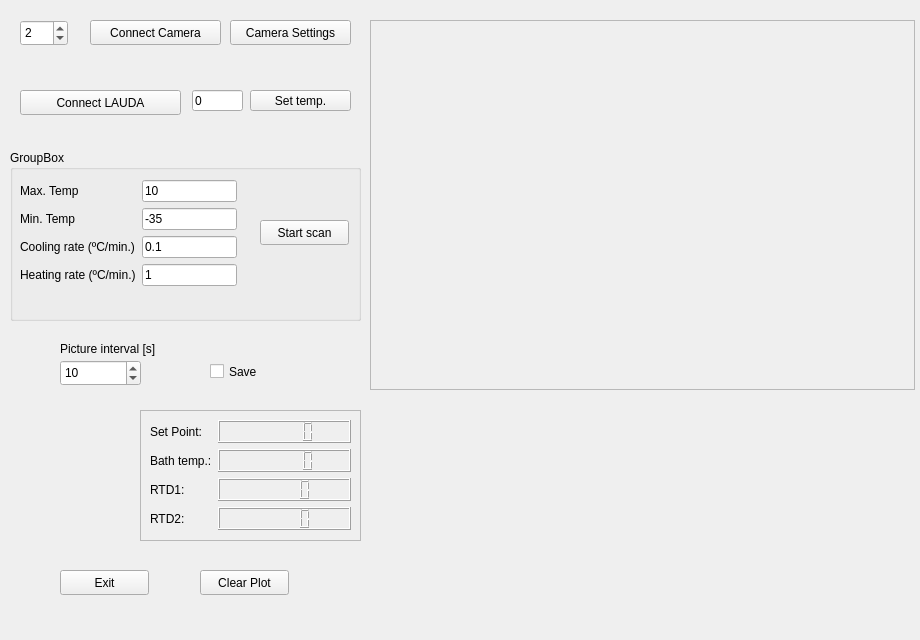
This is src/gui/experiment.ui in gfogwill/FrESH as Qt 5 draws it before an edit. The edited form follows.
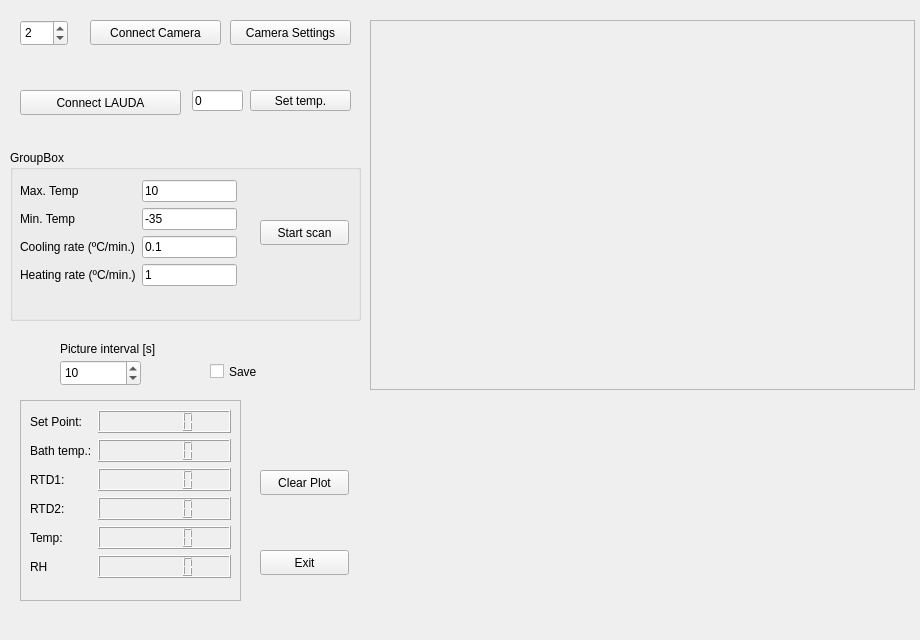
This is the edited form. Custom widgets are drawn as their Qt base class.

Commit message: merge (RH branch) commit

Patch:
```diff
--- a/src/gui/experiment.ui
+++ b/src/gui/experiment.ui
@@ -59,8 +59,8 @@
    <widget class="QPushButton" name="exitButton">
     <property name="geometry">
      <rect>
-      <x>60</x>
-      <y>570</y>
+      <x>260</x>
+      <y>550</y>
       <width>89</width>
       <height>25</height>
      </rect>
@@ -72,8 +72,8 @@
    <widget class="QPushButton" name="clearPlotButton">
     <property name="geometry">
      <rect>
-      <x>200</x>
-      <y>570</y>
+      <x>260</x>
+      <y>470</y>
       <width>89</width>
       <height>25</height>
      </rect>
@@ -211,10 +211,10 @@
    <widget class="QFrame" name="frame">
     <property name="geometry">
      <rect>
-      <x>140</x>
-      <y>410</y>
+      <x>20</x>
+      <y>400</y>
       <width>221</width>
-      <height>131</height>
+      <height>201</height>
      </rect>
     </property>
     <property name="frameShape">
@@ -229,12 +229,19 @@
        <x>10</x>
        <y>10</y>
        <width>201</width>
-       <height>112</height>
+       <height>170</height>
       </rect>
      </property>
      <layout class="QFormLayout" name="formLayout">
       <item row="0" column="1">
        <widget class="QLCDNumber" name="lcdSP">
+        <property name="font">
+         <font>
+          <pointsize>11</pointsize>
+          <weight>75</weight>
+          <bold>true</bold>
+         </font>
+        </property>
         <property name="smallDecimalPoint">
          <bool>true</bool>
         </property>
@@ -255,7 +262,11 @@
        </widget>
       </item>
       <item row="2" column="1">
-       <widget class="QLCDNumber" name="lcdRTD1"/>
+       <widget class="QLCDNumber" name="lcdRTD1">
+        <property name="smallDecimalPoint">
+         <bool>true</bool>
+        </property>
+       </widget>
       </item>
       <item row="3" column="0">
        <widget class="QLabel" name="label_5">
@@ -265,7 +276,11 @@
        </widget>
       </item>
       <item row="3" column="1">
-       <widget class="QLCDNumber" name="lcdRTD2"/>
+       <widget class="QLCDNumber" name="lcdRTD2">
+        <property name="smallDecimalPoint">
+         <bool>true</bool>
+        </property>
+       </widget>
       </item>
       <item row="1" column="0">
        <widget class="QLabel" name="label">
@@ -281,6 +296,34 @@
         </property>
        </widget>
       </item>
+      <item row="4" column="0">
+       <widget class="QLabel" name="label_10">
+        <property name="text">
+         <string>Temp:</string>
+        </property>
+       </widget>
+      </item>
+      <item row="4" column="1">
+       <widget class="QLCDNumber" name="lcdTEMP">
+        <property name="smallDecimalPoint">
+         <bool>true</bool>
+        </property>
+       </widget>
+      </item>
+      <item row="5" column="0">
+       <widget class="QLabel" name="label_11">
+        <property name="text">
+         <string>RH</string>
+        </property>
+       </widget>
+      </item>
+      <item row="5" column="1">
+       <widget class="QLCDNumber" name="lcdRH">
+        <property name="smallDecimalPoint">
+         <bool>true</bool>
+        </property>
+       </widget>
+      </item>
      </layout>
     </widget>
    </widget>
```
The commit also changes 1 other file.
